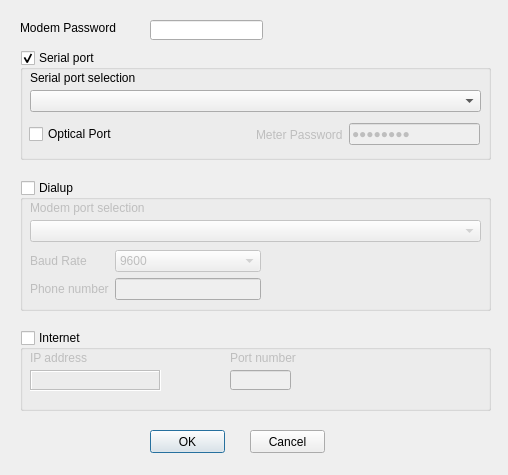
Old version of the form connect.ui in the repository nmacs/metcom.
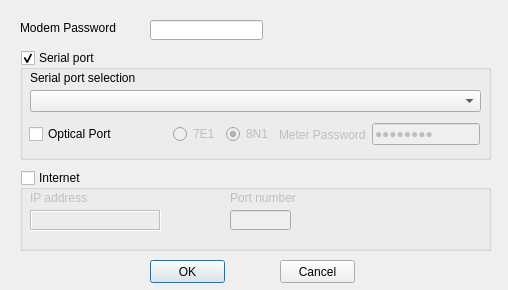
New version of the form. Custom widgets are drawn as their Qt base class.

```diff
--- a/connect.ui
+++ b/connect.ui
@@ -7,7 +7,7 @@
     <x>0</x>
     <y>0</y>
     <width>508</width>
-    <height>475</height>
+    <height>290</height>
    </rect>
   </property>
   <property name="windowTitle">
@@ -94,6 +94,32 @@
        </property>
       </spacer>
      </item>
+     <item>
+      <widget class="QRadioButton" name="mode_7E1">
+       <property name="enabled">
+        <bool>false</bool>
+       </property>
+       <property name="text">
+        <string>7E1</string>
+       </property>
+       <property name="checked">
+        <bool>false</bool>
+       </property>
+      </widget>
+     </item>
+     <item>
+      <widget class="QRadioButton" name="mode_8N1">
+       <property name="enabled">
+        <bool>false</bool>
+       </property>
+       <property name="text">
+        <string>8N1</string>
+       </property>
+       <property name="checked">
+        <bool>true</bool>
+       </property>
+      </widget>
+     </item>
      <item>
       <widget class="QLabel" name="lblMeterPassword">
        <property name="enabled">
@@ -141,116 +167,6 @@
     </layout>
    </widget>
   </widget>
-  <widget class="QGroupBox" name="groupDialup">
-   <property name="enabled">
-    <bool>true</bool>
-   </property>
-   <property name="geometry">
-    <rect>
-     <x>20</x>
-     <y>180</y>
-     <width>471</width>
-     <height>131</height>
-    </rect>
-   </property>
-   <property name="title">
-    <string>Dialup</string>
-   </property>
-   <property name="checkable">
-    <bool>true</bool>
-   </property>
-   <property name="checked">
-    <bool>false</bool>
-   </property>
-   <widget class="QComboBox" name="cmbDialupSerialPort">
-    <property name="geometry">
-     <rect>
-      <x>10</x>
-      <y>40</y>
-      <width>451</width>
-      <height>22</height>
-     </rect>
-    </property>
-   </widget>
-   <widget class="QLabel" name="label_7">
-    <property name="geometry">
-     <rect>
-      <x>10</x>
-      <y>20</y>
-      <width>171</width>
-      <height>16</height>
-     </rect>
-    </property>
-    <property name="text">
-     <string>Modem port selection</string>
-    </property>
-   </widget>
-   <widget class="QWidget" name="formLayoutWidget">
-    <property name="geometry">
-     <rect>
-      <x>10</x>
-      <y>70</y>
-      <width>231</width>
-      <height>51</height>
-     </rect>
-    </property>
-    <layout class="QFormLayout" name="formLayout">
-     <item row="0" column="0">
-      <widget class="QLabel" name="label_9">
-       <property name="text">
-        <string>Baud Rate</string>
-       </property>
-      </widget>
-     </item>
-     <item row="0" column="1">
-      <widget class="QComboBox" name="cmbBaud">
-       <property name="currentText">
-        <string>9600</string>
-       </property>
-       <item>
-        <property name="text">
-         <string>9600</string>
-        </property>
-       </item>
-       <item>
-        <property name="text">
-         <string>19200</string>
-        </property>
-       </item>
-       <item>
-        <property name="text">
-         <string>38400</string>
-        </property>
-       </item>
-       <item>
-        <property name="text">
-         <string>57600</string>
-        </property>
-       </item>
-       <item>
-        <property name="text">
-         <string>115200</string>
-        </property>
-       </item>
-      </widget>
-     </item>
-     <item row="1" column="0">
-      <widget class="QLabel" name="label_8">
-       <property name="text">
-        <string>Phone number</string>
-       </property>
-      </widget>
-     </item>
-     <item row="1" column="1">
-      <widget class="QLineEdit" name="txtPhone">
-       <property name="echoMode">
-        <enum>QLineEdit::Normal</enum>
-       </property>
-      </widget>
-     </item>
-    </layout>
-   </widget>
-  </widget>
   <widget class="QLineEdit" name="txtPassword">
    <property name="geometry">
     <rect>
@@ -274,7 +190,7 @@
    <property name="geometry">
     <rect>
      <x>20</x>
-     <y>330</y>
+     <y>170</y>
      <width>471</width>
      <height>81</height>
     </rect>
@@ -348,7 +264,7 @@
    <property name="geometry">
     <rect>
      <x>150</x>
-     <y>430</y>
+     <y>260</y>
      <width>75</width>
      <height>23</height>
     </rect>
@@ -360,8 +276,8 @@
   <widget class="QPushButton" name="btnCancel">
    <property name="geometry">
     <rect>
-     <x>250</x>
-     <y>430</y>
+     <x>280</x>
+     <y>260</y>
      <width>75</width>
      <height>23</height>
     </rect>
```
